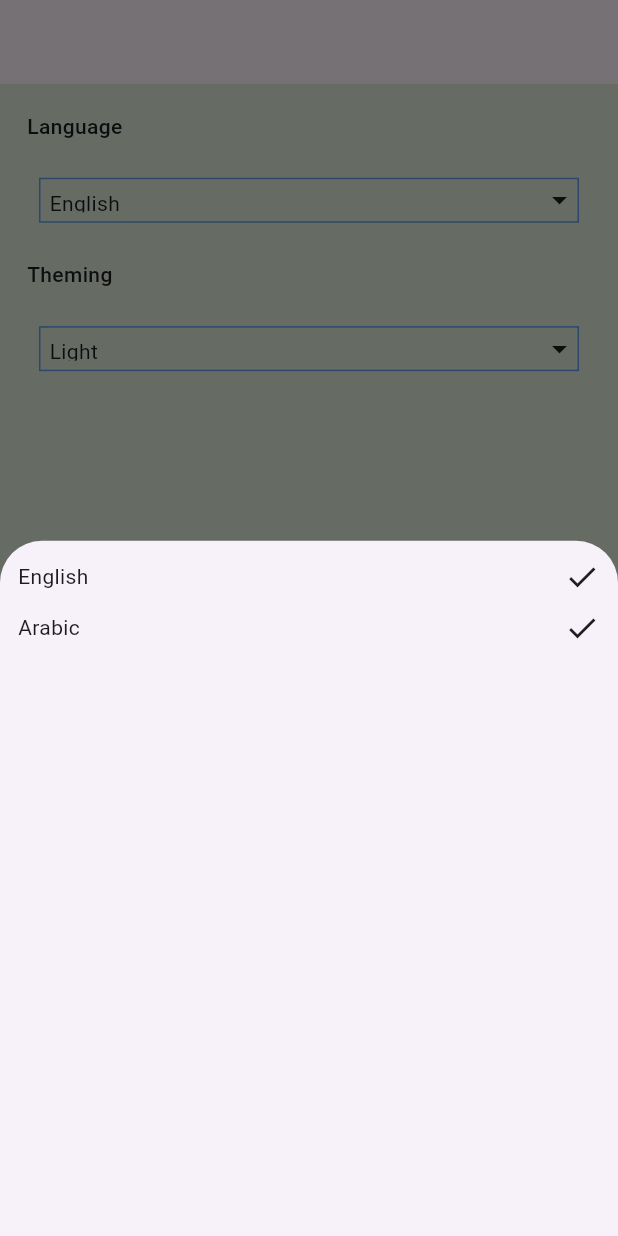
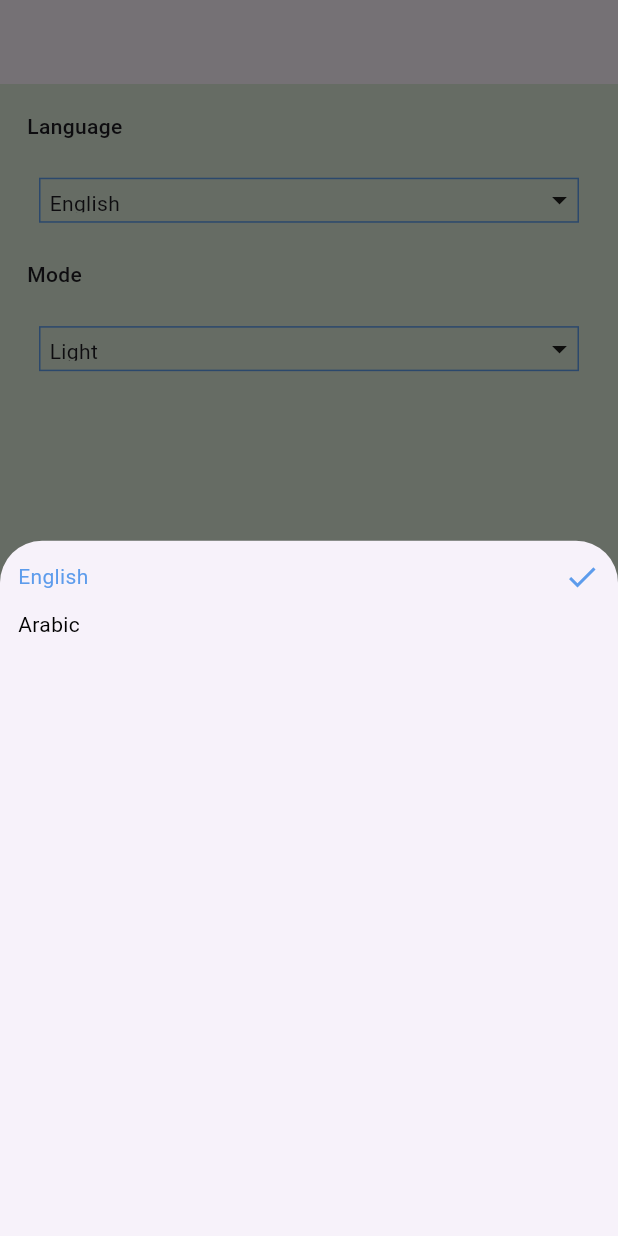
Before and after one commit to Belalaym2n/daily_tasks, a Flutter app: the SettingScreen screen opened directly, after a tap on the "arrow drop down" icon, on a phone screen of 412 x 824 dp. Run offline on Flutter 3.47's test engine with Material 3 defaults, Android fonts, the phone set to English and light mode, and no system bars; our stand-ins replace calendar_timeline, cloud_firestore, firebase_auth, firebase_core, flutter_slidable, shared_preferences; accounts and stored records are empty; generated files the repository leaves out were written again; network calls fail.

Commit message:
done localization and cache data for this

```diff
--- /dev/null
+++ b/l10n.yaml
@@ -0,0 +1,3 @@
+arb-dir: lib/l10n
+template-arb-file: app_en.arb
+output-localization-file: app_localizations.dart
--- /dev/null
+++ b/lib/provider/provider_for_language.dart
@@ -0,0 +1,6 @@
+import 'package:flutter/widgets.dart';
+
+class ProviderForLanguageAndTheming extends ChangeNotifier{
+
+
+}
--- a/lib/screens/buttom_sheet/Language_buttom_sheet.dart
+++ b/lib/screens/buttom_sheet/Language_buttom_sheet.dart
@@ -1,28 +1,69 @@
+import 'package:daily_tasks5/constant/color.dart';
+import 'package:daily_tasks5/provider/my_provider.dart';
+import 'package:daily_tasks5/provider/provider_for_language.dart';
 import 'package:flutter/cupertino.dart';
 import 'package:flutter/material.dart';
+import 'package:flutter_gen/gen_l10n/app_localizations.dart';
+import 'package:provider/provider.dart';
 
 class LanguageButtomSheet extends StatelessWidget {
   const LanguageButtomSheet({super.key});
 
   @override
   Widget build(BuildContext context) {
+    var pro=Provider.of<MyProvider>(context);
     return Padding(
       padding: const EdgeInsets.all(12.0),
       child: Column(
         crossAxisAlignment: CrossAxisAlignment.start,
         children: [
-          Container(child: Row(
-            children: [
-              Expanded(child: Text("English")),
-              Icon(Icons.done)          ],
-          )),SizedBox(
+          InkWell(
+            onTap: () {
+              pro.changeLanguage("en");
+            },
+            child: Container(child: Row(
+              children: [
+                Expanded(child: Text("${AppLocalizations.of(context)!.eng}",
+
+
+                style: TextStyle(
+                  color: pro.langcode=='en'?
+                      primaryColor:
+                      Colors.black
+
+                ),)),
+
+                pro.langcode=="ar"?
+
+                SizedBox.shrink():
+                Icon(Icons.done,color: primaryColor,)
+              ],
+            )),
+          ),
+          SizedBox(
             height: 10,
           ),
-          Container(child: Row(
-            children: [
-              Expanded(child: Text("Arabic")),
-              Icon(Icons.done)          ],
-          )),      ],
+          InkWell(
+            onTap: () {
+              pro.changeLanguage("ar");
+            },
+            child: Container(child: Row(
+              children: [
+                Expanded(child: Text(AppLocalizations.of(context)!.arab,
+
+
+                  style: TextStyle(
+                      color: pro.langcode=='en'?
+
+                      Colors.black:
+                      primaryColor
+                  ),)),
+                pro.langcode=="ar"?
+                Icon(Icons.done,color: primaryColor,) :
+                SizedBox.shrink()
+              ],
+            )),
+          ),      ],
       ),
     );
   }
--- a/lib/screens/buttom_sheet/theming_bottom_sheet.dart
+++ b/lib/screens/buttom_sheet/theming_bottom_sheet.dart
@@ -1,5 +1,6 @@
 import 'package:flutter/cupertino.dart';
 import 'package:flutter/material.dart';
+import 'package:flutter_gen/gen_l10n/app_localizations.dart';
 
 class ThemingButtomSheet extends StatelessWidget {
   const ThemingButtomSheet({super.key});
@@ -13,7 +14,7 @@ class ThemingButtomSheet extends StatelessWidget {
         children: [
           Container(child: Row(
             children: [
-              Expanded(child: Text("Light")),
+              Expanded(child: Text(AppLocalizations.of(context)!.light)),
               Icon(Icons.done)          ],
           )),
           SizedBox(
@@ -21,7 +22,7 @@ class ThemingButtomSheet extends StatelessWidget {
           ),
           Container(child: Row(
             children: [
-              Expanded(child: Text("Dark")),
+              Expanded(child: Text(AppLocalizations.of(context)!.dark)),
               Icon(Icons.done)          ],
           )),      ],
       ),
--- a/lib/screens/setting/setting_screen.dart
+++ b/lib/screens/setting/setting_screen.dart
@@ -1,8 +1,11 @@
 
 import 'package:daily_tasks5/constant/color.dart';
+import 'package:daily_tasks5/provider/my_provider.dart';
 import 'package:daily_tasks5/screens/buttom_sheet/theming_bottom_sheet.dart';
 import 'package:flutter/cupertino.dart';
 import 'package:flutter/material.dart';
+import 'package:flutter_gen/gen_l10n/app_localizations.dart';
+import 'package:provider/provider.dart';
 
 import '../buttom_sheet/Language_buttom_sheet.dart';
 
@@ -16,6 +19,7 @@ class SettingScreen extends StatefulWidget {
 class _SettingScreenState extends State<SettingScreen> {
   @override
   Widget build(BuildContext context) {
+    var pro=Provider.of<MyProvider>(context);
     return Scaffold(
       backgroundColor: mintGreen,
       appBar: AppBar(),
@@ -25,7 +29,7 @@ class _SettingScreenState extends State<SettingScreen> {
         child: Column(
           crossAxisAlignment: CrossAxisAlignment.start,
           children: [
-            Text("Language",style: TextStyle(
+            Text(AppLocalizations.of(context)!.lang,style: TextStyle(
               fontWeight: FontWeight.w500
 
 
@@ -50,7 +54,11 @@ class _SettingScreenState extends State<SettingScreen> {
                   children: [
                     Expanded(child: Padding(
                       padding: const EdgeInsets.all(6.0),
-                      child: Text("English"),
+                      child: Text(
+                        pro.langcode=="en"?
+                            "English":
+                            "العربية"
+                      ),
                     )),
                     InkWell(
                         onTap: () {
@@ -63,7 +71,7 @@ class _SettingScreenState extends State<SettingScreen> {
 
               height: MediaQuery.of(context).size.height*.02,
             ),
-            Text("Theming",style: TextStyle(
+            Text(AppLocalizations.of(context)!.mode,style: TextStyle(
                 fontWeight: FontWeight.w500
 
 
@@ -87,7 +95,10 @@ class _SettingScreenState extends State<SettingScreen> {
                   children: [
                     Expanded(child: Padding(
                       padding: const EdgeInsets.all(6.0),
-                      child: Text("Light"),
+                      child: Text(
+                        "Light"
+
+                      ),
                     )),
                     InkWell(
 
--- a/lib/screens/splash_screen/splash_screen.dart
+++ b/lib/screens/splash_screen/splash_screen.dart
@@ -6,7 +6,6 @@ import 'package:daily_tasks5/screens/login/login_screen.dart';
 import 'package:daily_tasks5/screens/task/task_screen.dart';
 import 'package:flutter/cupertino.dart';
 import 'package:provider/provider.dart';
-
 import '../../constant/color.dart';
 import '../../layout/homeLayout.dart';
 
--- a/pubspec.yaml
+++ b/pubspec.yaml
@@ -30,6 +30,9 @@ environment:
 dependencies:
   flutter:
     sdk: flutter
+  flutter_localizations:
+      sdk: flutter
+  intl: any
 
 
   # The following adds the Cupertino Icons font to your application.
@@ -42,6 +45,7 @@ dependencies:
   flutter_slidable: ^3.0.1
   firebase_auth: ^4.15.0
   firebase_auth_platform_interface: ^7.0.6
+  shared_preferences: ^2.2.2
 dev_dependencies:
   flutter_test:
     sdk: flutter
@@ -58,6 +62,7 @@ dev_dependencies:
 
 # The following section is specific to Flutter packages.
 flutter:
+  generate: true
 
   # The following line ensures that the Material Icons font is
   # included with your application, so that you can use the icons in
```
Also changed, not shown: lib/l10n/app_ar.arb (added, +11 -0 lines), lib/l10n/app_en.arb (added, +11 -0 lines), lib/layout/homeLayout.dart (+4 -6 lines), lib/main.dart (+9 -3 lines), lib/provider/my_provider.dart (+16 -0 lines), pubspec.lock.
